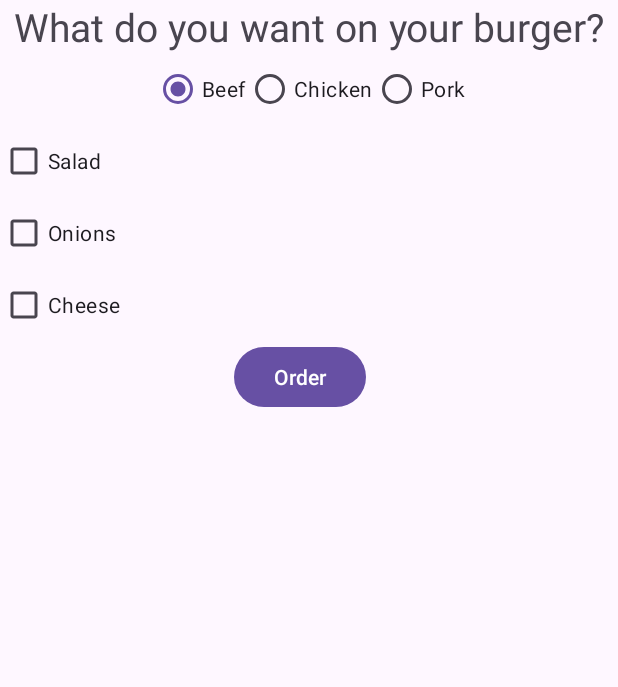
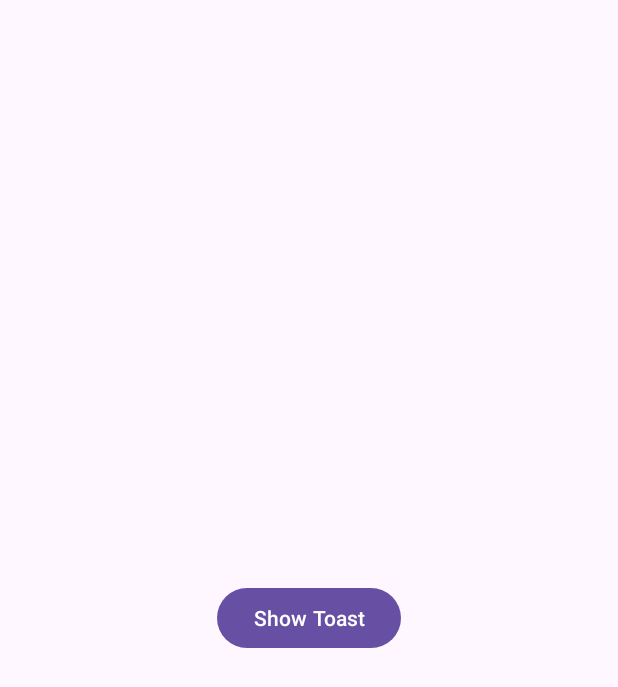
Before and after one commit to zeeshanchana95/android-fundamentals, an Android app: the screen it shows after launch (MainActivity), on a phone screen of 412 x 824 dp. Shown: the top 687 px of the screen. Run offline under Robolectric (Android 15) with nearby library versions, the phone set to English and light mode, and no system bars.

Commit message:
add toast creation using activity context

```diff
--- a/app/src/main/java/com/example/tutorials/MainActivity.kt
+++ b/app/src/main/java/com/example/tutorials/MainActivity.kt
@@ -1,14 +1,8 @@
 package com.example.tutorials
 
 import android.os.Bundle
-import android.util.Log
 import android.widget.Button
-import android.widget.CheckBox
-import android.widget.EditText
-import android.widget.ImageView
-import android.widget.RadioButton
-import android.widget.RadioGroup
-import android.widget.TextView
+import android.widget.Toast
 import androidx.activity.enableEdgeToEdge
 import androidx.appcompat.app.AppCompatActivity
 import androidx.core.view.ViewCompat
@@ -25,33 +19,9 @@ class MainActivity : AppCompatActivity() {
             insets
         }
 
-
-        val rgMeat = findViewById<RadioGroup>(R.id.rgMeat)
-        val rbBeef = findViewById<RadioButton>(R.id.rbBeef)
-        val rbCheese = findViewById<RadioButton>(R.id.rbBeef)
-        val rbPork = findViewById<RadioButton>(R.id.rbPork)
-
-        val cbCheese = findViewById<CheckBox>(R.id.cbCheese)
-        val cbOnions = findViewById<CheckBox>(R.id.cbOnions)
-        val cbSalad = findViewById<CheckBox>(R.id.cbSalad)
-
-        val tvOrder = findViewById<TextView>(R.id.tvOrder)
-
-        val btnOrder = findViewById<Button>(R.id.btnOrder)
-
-        btnOrder.setOnClickListener{
-            val checkedMeatRadioButtonId = rgMeat.checkedRadioButtonId
-            val meat = findViewById<RadioButton>(checkedMeatRadioButtonId)
-            val cheese = cbCheese.isChecked
-            val onions = cbOnions.isChecked
-            val salad = cbSalad.isChecked
-
-            val orderString = "You Ordered a burger with: \n" +
-                    "${meat.text}" +
-                    (if(cheese) "\n- Cheese" else "") +
-                    (if(onions) "\n- Onions" else "") +
-                    (if(salad) "\n- Onions" else "")
-            tvOrder.text = orderString
-        }
+        val btnShowToast = findViewById<Button>(R.id.btnShowToast)
+       btnShowToast.setOnClickListener{
+           Toast.makeText(this, "Hi, I am a toast.", Toast.LENGTH_LONG).show()
+       }
     }
 }
--- a/app/src/main/res/layout/activity_main.xml
+++ b/app/src/main/res/layout/activity_main.xml
@@ -9,88 +9,15 @@
     android:padding="16dp"
     tools:context=".MainActivity">
 
-    <TextView
-        android:id="@+id/tvQuestion"
+    <Button
+        android:id="@+id/btnShowToast"
         android:layout_width="wrap_content"
         android:layout_height="wrap_content"
-        android:text="What do you want on your burger?"
-        android:textSize="26sp"
+        android:text="Show Toast"
+        app:layout_constraintBottom_toBottomOf="parent"
         app:layout_constraintEnd_toEndOf="parent"
         app:layout_constraintHorizontal_bias="0.5"
         app:layout_constraintStart_toStartOf="parent"
-        app:layout_constraintTop_toTopOf="parent" />
-
-    <RadioGroup
-        android:id="@+id/rgMeat"
-        android:layout_width="wrap_content"
-        android:layout_height="wrap_content"
-        android:orientation="horizontal"
-        app:layout_constraintEnd_toEndOf="parent"
-        app:layout_constraintStart_toStartOf="parent"
-        app:layout_constraintTop_toBottomOf="@+id/tvQuestion"
-        app:layout_editor_absoluteX="83dp"
-        app:layout_editor_absoluteY="169dp">
-
-        <RadioButton
-            android:id="@+id/rbBeef"
-            android:layout_width="wrap_content"
-            android:layout_height="wrap_content"
-            android:checked="true"
-            android:text="Beef" />
-
-        <RadioButton
-            android:id="@+id/rbChicken"
-            android:layout_width="wrap_content"
-            android:layout_height="wrap_content"
-            android:text="Chicken" />
-
-        <RadioButton
-            android:id="@+id/rbPork"
-            android:layout_width="wrap_content"
-            android:layout_height="wrap_content"
-            android:text="Pork" />
-
-    </RadioGroup>
-
-    <CheckBox
-        android:id="@+id/cbCheese"
-        android:layout_width="wrap_content"
-        android:layout_height="wrap_content"
-        android:text="Cheese"
-        app:layout_constraintStart_toStartOf="parent"
-        app:layout_constraintTop_toBottomOf="@+id/cbOnions" />
-
-    <CheckBox
-        android:id="@+id/cbOnions"
-        android:layout_width="wrap_content"
-        android:layout_height="wrap_content"
-        android:text="Onions"
-        app:layout_constraintStart_toStartOf="parent"
-        app:layout_constraintTop_toBottomOf="@+id/cbSalad" />
-
-    <CheckBox
-        android:id="@+id/cbSalad"
-        android:layout_width="wrap_content"
-        android:layout_height="wrap_content"
-        android:text="Salad"
-        app:layout_constraintStart_toStartOf="parent"
-        app:layout_constraintTop_toBottomOf="@+id/rgMeat" />
-
-    <Button
-        android:id="@+id/btnOrder"
-        android:layout_width="wrap_content"
-        android:layout_height="wrap_content"
-        android:layout_marginStart="156dp"
-        android:text="Order"
-        app:layout_constraintStart_toStartOf="parent"
-        app:layout_constraintTop_toBottomOf="@+id/cbCheese" />
-
-    <TextView
-        android:id="@+id/tvOrder"
-        android:layout_width="wrap_content"
-        android:layout_height="wrap_content"
-        android:textSize="26sp"
-        app:layout_constraintStart_toStartOf="parent"
-        app:layout_constraintTop_toBottomOf="@+id/btnOrder" />
-
+        app:layout_constraintTop_toTopOf="parent"
+        app:layout_constraintVertical_bias="0.5" />
 </androidx.constraintlayout.widget.ConstraintLayout>
```
